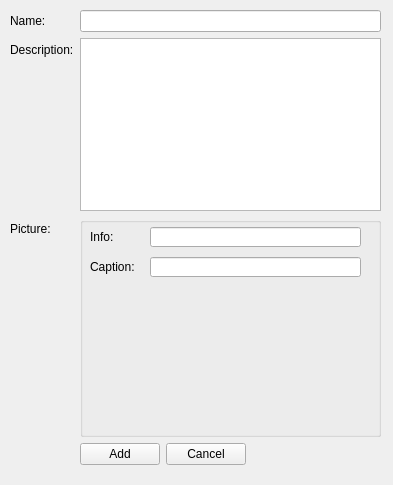
Old version of the form qt/apps/configurator/forms/category_add.ui in the repository Wolframe/qtClient.
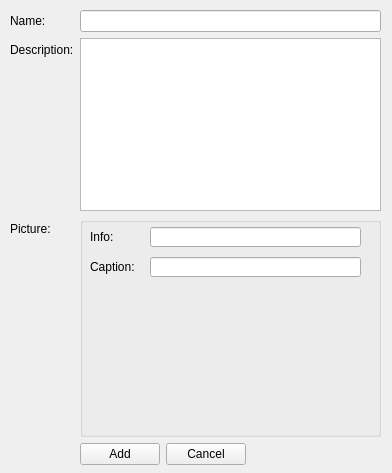
New version of the form. Custom widgets are drawn as their Qt base class.

Commit message: updated feaeture forms, added pictures

The edit to the form file:
```diff
--- a/qt/apps/configurator/forms/category_add.ui
+++ b/qt/apps/configurator/forms/category_add.ui
@@ -6,8 +6,8 @@
    <rect>
     <x>0</x>
     <y>0</y>
-    <width>393</width>
-    <height>485</height>
+    <width>392</width>
+    <height>473</height>
    </rect>
   </property>
   <property name="windowTitle">
```
The commit also changes 2 other files.
